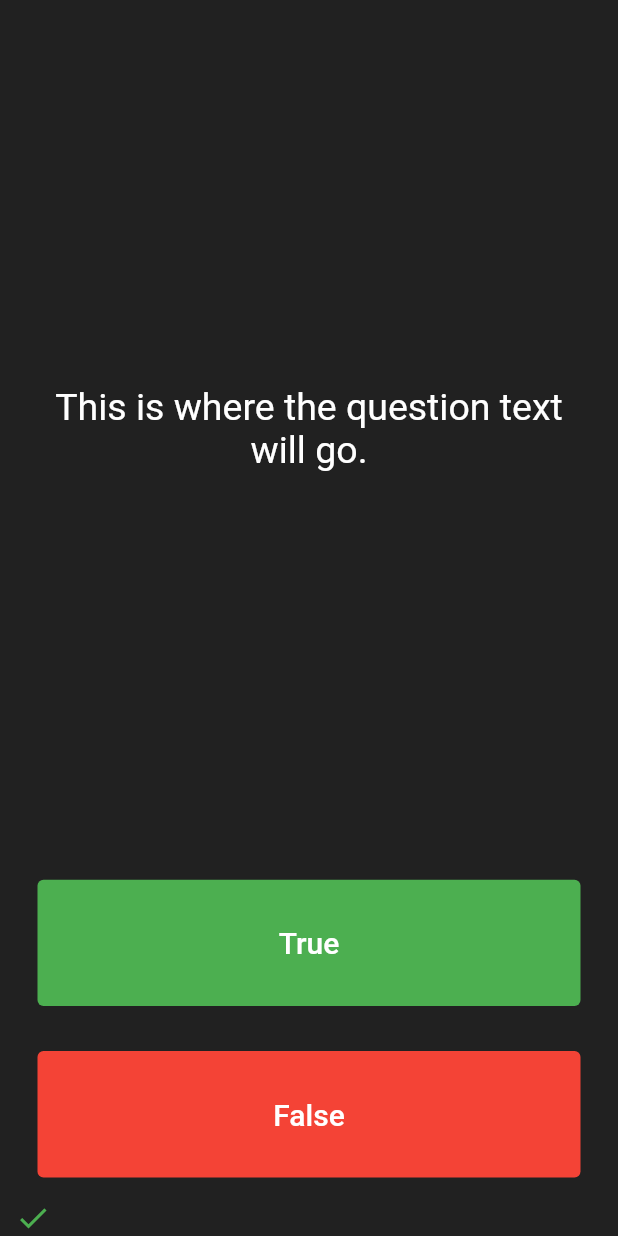
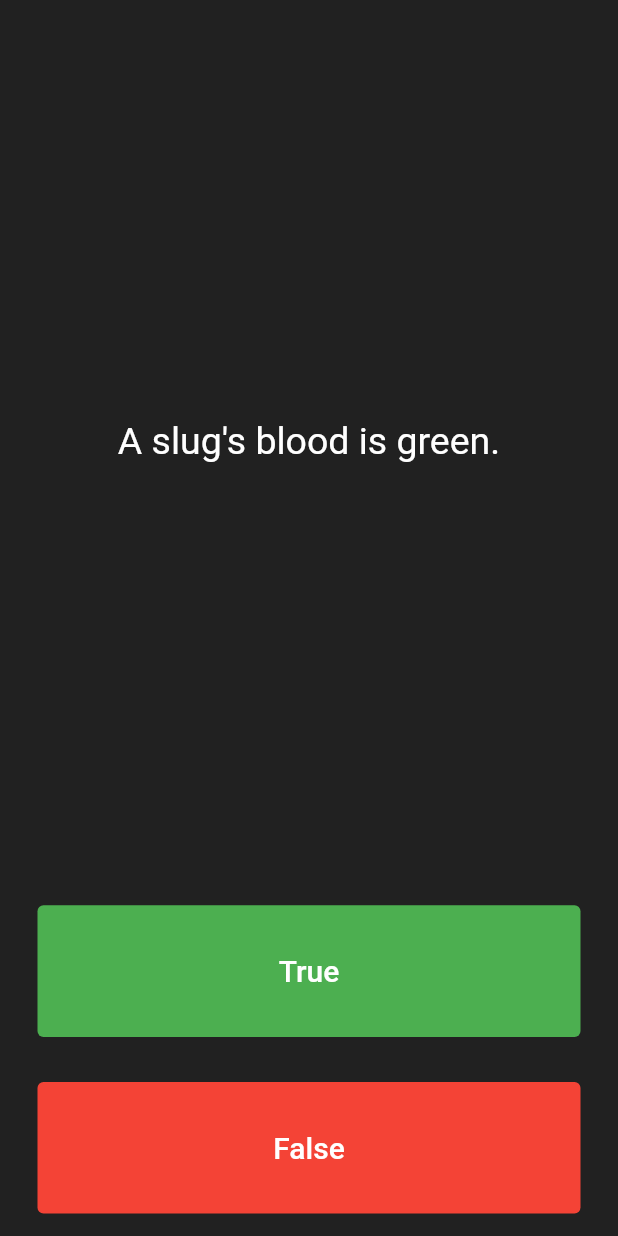
Before and after one commit to 0xharkirat/quizzler, a Flutter app: the screen it shows after launch, after a tap on "True", after a tap on "False", on a phone screen of 412 x 824 dp. Run offline on Flutter 3.47's test engine with Material 2 defaults, Android fonts, the phone set to English and light mode, and no system bars.

Commit message:
display the questions

```diff
--- a/lib/main.dart
+++ b/lib/main.dart
@@ -28,21 +28,30 @@ class _QuizPageState extends State<QuizPage> {
 
   List<Icon> scoreKeeper = [];
 
+  List<String> questions = [
+    'You can lead a cow down stairs but not up stairs.',
+    'Approximately one quarter of human bones are in the feet.',
+    'A slug\'s blood is green.',
+
+  ];
+
+  int questionNumber = 0;
+
   @override
   Widget build(BuildContext context) {
     return Column(
       mainAxisAlignment: MainAxisAlignment.spaceBetween,
       crossAxisAlignment: CrossAxisAlignment.stretch,
       children: <Widget>[
-        const Expanded(
+         Expanded(
           flex: 5,
           child: Padding(
-            padding: EdgeInsets.all(10.0),
+            padding: const EdgeInsets.all(10.0),
             child: Center(
               child: Text(
-                'This is where the question text will go.',
+                questions[questionNumber],
                 textAlign: TextAlign.center,
-                style: TextStyle(
+                style: const TextStyle(
                   fontSize: 25.0,
                   color: Colors.white,
                 ),
@@ -67,7 +76,7 @@ class _QuizPageState extends State<QuizPage> {
               ),
               onPressed: () {
                 setState(() {
-                  scoreKeeper.add(Icon(Icons.check, color: Colors.green,));
+                  questionNumber += 1;
                 });
               },
             ),
@@ -88,7 +97,9 @@ class _QuizPageState extends State<QuizPage> {
                 ),
               ),
               onPressed: () {
-                //The user picked false.
+                setState(() {
+                  questionNumber += 1;
+                });
               },
             ),
           ),
```
